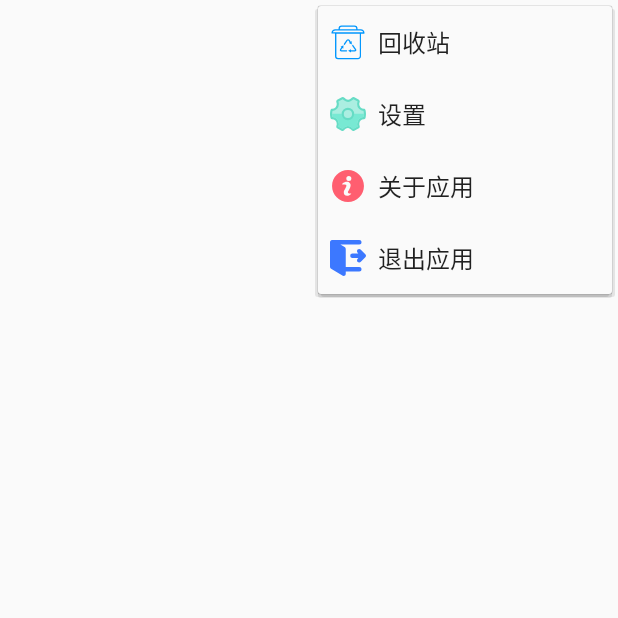
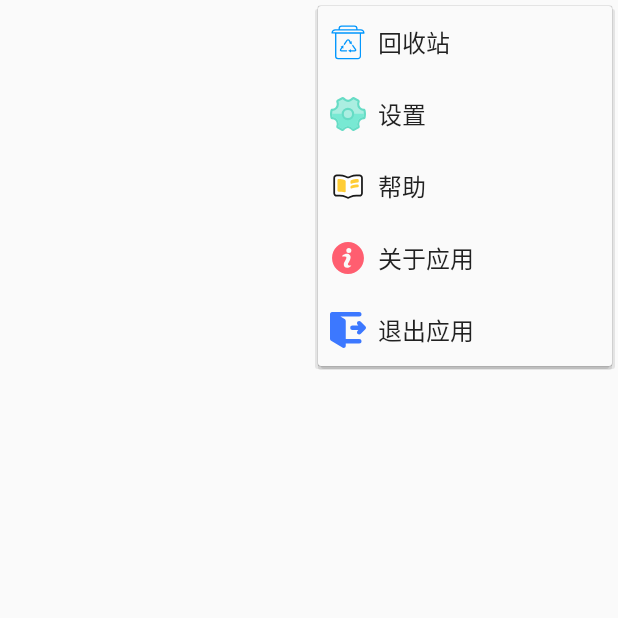
Before and after one commit to SoftEngintion/Notes, an Android app: the MainActivity screen opened directly, with no data from a screen before it, with the options menu open, on a phone screen of 412 x 824 dp, the top half of it. Run offline under Robolectric (Android 15) with nearby library versions, the phone set to English and light mode, and no system bars; libraries missing offline, so code that uses them is left out: com.flyco.dialog, com.haibin.calendarview, com.yanzhenjie.recyclerview, jp.co.recruit_lifestyle; 10 statements that could not run were skipped.

Commit message:
修改启动页图片和修复已知bug

```diff
--- a/app/build.gradle
+++ b/app/build.gradle
@@ -30,6 +30,12 @@ android {
                     ]
         }
     }
+    lintOptions {
+        checkReleaseBuilds false
+// Or, if you prefer, you can continue to check for errors in release builds,
+// but continue the build even when errors are found:
+        abortOnError false
+    }
 }
 
 dependencies {
--- a/app/src/main/java/com/ws/notes/CalendarActivity.java
+++ b/app/src/main/java/com/ws/notes/CalendarActivity.java
@@ -117,6 +117,7 @@ public class CalendarActivity extends AppCompatActivity {
                 intent.putExtra("title", "");
                 intent.putExtra("content", "");
                 long timeStamp = TimeAid.getNowTime();
+                intent.putExtra("dstStr",TimeAid.stampToDate(timeStamp));
                 intent.putExtra("time", TimeAid.stampToDate(timeStamp));
                 intent.putExtra("timeLong", timeStamp);
                 intent.putExtra("isNew", true);
@@ -188,6 +189,7 @@ public class CalendarActivity extends AppCompatActivity {
                     noteAdapter.setNotes(noteList);
                     noteAdapter.notifyDataSetChanged();
                     noteAdapter.refreshAllData();
+                    checkEmpty();
                 }
             }
         });
@@ -366,6 +368,7 @@ public class CalendarActivity extends AppCompatActivity {
         protected void onPostExecute(String[] result) {
             // Call setRefreshing(false) when the list has been refreshed.
             mWaveSwipeRefreshLayout.setRefreshing(false);
+            checkEmpty();
             Toast.makeText(CalendarActivity.this, R.string.Refresh, Toast.LENGTH_SHORT).show();
             super.onPostExecute(result);
         }
--- a/app/src/main/java/com/ws/notes/MainActivity.java
+++ b/app/src/main/java/com/ws/notes/MainActivity.java
@@ -109,6 +109,7 @@ public class MainActivity extends AppCompatActivity implements TimeAndDatePicker
                 intent.putExtra("title", "");
                 intent.putExtra("content", "");
                 long timeStamp = TimeAid.getNowTime();
+                intent.putExtra("dstStr",TimeAid.stampToDate(timeStamp));
                 intent.putExtra("time", TimeAid.stampToDate(timeStamp));
                 intent.putExtra("timeLong", timeStamp);
                 intent.putExtra("isNew", true);
@@ -188,6 +189,9 @@ public class MainActivity extends AppCompatActivity implements TimeAndDatePicker
                 /*启动关于应用*/
                 startActivity(new Intent(MainActivity.this, AppAboutActivity.class));
                 return true;
+            case R.id.main_menu_help:
+                startActivity(new Intent(this,HelpActivity.class));
+                return true;
             default:
                 return super.onOptionsItemSelected(item);
         }
--- /dev/null
+++ b/app/src/main/res/drawable/ic_help_24dp.xml
@@ -0,0 +1,6 @@
+<vector android:height="24dp" android:viewportHeight="1024"
+    android:viewportWidth="1024" android:width="24dp" xmlns:android="http://schemas.android.com/apk/res/android">
+    <path android:fillColor="#FFFFFF" android:pathData="M514.57,848.21c-3.39,0 -6.68,-0.67 -9.78,-2l-46.94,-20.13c-57.56,-24.69 -118.6,-37.21 -181.41,-37.21h-82.35c-41.09,0 -74.52,-32.62 -74.52,-72.72V282.64c0,-40.1 33.43,-72.71 74.52,-72.71h82.35c55.99,0 110.4,11.16 161.71,33.16l46.94,20.13a74.36,74.36 0,0 0,29.49 6.05,74.36 74.36,0 0,0 29.49,-6.05l46.94,-20.13c51.31,-22 105.71,-33.16 161.7,-33.16h82.36c41.09,0 74.51,32.62 74.51,72.71v433.51c0,40.1 -33.43,72.72 -74.51,72.72h-82.36c-62.81,0 -123.85,12.52 -181.41,37.21l-46.94,20.13a24.66,24.66 0,0 1,-9.78 2z"/>
+    <path android:fillColor="#1A1A1A" android:pathData="M835.05,234.93c27.3,0 49.51,21.41 49.51,47.72v433.51c0,26.31 -22.21,47.72 -49.51,47.72h-82.36c-66.22,0 -130.57,13.2 -191.27,39.23l-46.86,20.1 -46.86,-20.1c-60.7,-26.03 -125.05,-39.23 -191.27,-39.23h-82.35c-27.31,0 -49.52,-21.41 -49.52,-47.72V282.64c0,-26.31 22.22,-47.72 49.52,-47.72h82.35c52.58,0 103.68,10.48 151.85,31.14l46.93,20.13c12.49,5.36 25.73,8.08 39.34,8.08 13.61,0 26.85,-2.72 39.34,-8.07l46.93,-20.13c48.18,-20.66 99.27,-31.14 151.85,-31.14h82.36m0,-50h-82.36c-59.04,0 -117.45,11.98 -171.56,35.18l-46.94,20.13a49.79,49.79 0,0 1,-19.63 4.03,49.79 49.79,0 0,1 -19.63,-4.03L448,220.11c-54.11,-23.2 -112.51,-35.18 -171.56,-35.18h-82.35c-54.96,0 -99.52,43.75 -99.52,97.72v433.51c0,53.97 44.56,97.72 99.52,97.72h82.35c59.04,0 117.45,11.98 171.56,35.18l46.94,20.13a49.79,49.79 0,0 0,19.63 4.03,49.79 49.79,0 0,0 19.63,-4.03l46.94,-20.13c54.11,-23.21 112.52,-35.18 171.56,-35.18h82.36c54.96,0 99.51,-43.75 99.51,-97.72V282.64c-0,-53.97 -44.55,-97.71 -99.51,-97.71z"/>
+    <path android:fillColor="#FFCD36" android:pathData="M412.72,343.8c-56.33,-23 -111.89,-26.83 -167.31,-27.47 -18.37,-0.19 -33.24,15.15 -33.25,33.94v289.61c0,18.83 14.88,34.03 33.25,34.16 55.44,0.42 111.05,2.92 167.78,17.96 18.82,5.28 33.55,-8.05 33.52,-30.85 0,-12.97 -0.55,-268.78 -0.55,-278.39 0.03,-12.67 -14.75,-30.88 -33.44,-38.95zM783.65,316.33c-55.55,0.63 -111.22,4.38 -167.68,26.93 -18.73,7.92 -33.55,25.77 -33.52,38.2 0,9.42 -0.55,25.04 -0.55,37.76 -0.02,22.36 14.73,35.44 33.6,30.25 56.86,-14.74 79.59,-24.29 168.15,-34.41 18.29,-2.08 33.32,-15.02 33.32,-33.49v-31.96c-0,-18.43 -14.91,-33.47 -33.32,-33.28zM783.65,467.53c-55.55,0.63 -111.22,4.38 -167.68,26.93 -18.73,7.91 -33.55,25.77 -33.52,38.2 0,9.42 -0.55,16.11 -0.55,20.95 -0.02,22.36 14.73,35.44 33.6,30.26 56.86,-14.74 79.59,-24.29 168.15,-34.41 18.29,-2.08 33.32,-11.99 33.32,-33.49v-14.97c-0,-18.43 -14.91,-33.67 -33.32,-33.48z"/>
+</vector>
--- a/app/src/main/res/layouts/activity/layout/activity_start.xml
+++ b/app/src/main/res/layouts/activity/layout/activity_start.xml
@@ -13,6 +13,6 @@
         android:layout_alignParentStart="true"
         android:layout_alignParentTop="true"
         android:scaleType="fitXY"
-        app:srcCompat="@drawable/start0"
+        app:srcCompat="@drawable/start"
         android:layout_alignParentLeft="true" />
 </RelativeLayout>
--- a/app/src/main/res/layouts/ui/layout/custom_slide_big_text.xml
+++ b/app/src/main/res/layouts/ui/layout/custom_slide_big_text.xml
@@ -4,8 +4,7 @@
     android:layout_height="match_parent"
     android:gravity="center"
     android:orientation="vertical"
-    android:background="@color/colorPrimaryDark"
-    >
+    android:background="@color/colorPrimaryDark">
 
     <TextView
         android:id="@+id/custom_slide_big_text"
--- a/app/src/main/res/menu/menu_main.xml
+++ b/app/src/main/res/menu/menu_main.xml
@@ -31,6 +31,11 @@
         android:title="@string/main_menu_setting"
         app:showAsAction="never" />
     <item
+        android:id="@+id/main_menu_help"
+        android:icon="@drawable/ic_help_24dp"
+        android:title="@string/main_menu_help"
+        app:showAsAction="never"/>
+    <item
         android:id="@+id/main_menu_about"
         android:icon="@drawable/ic_about_24dp"
         android:title="@string/main_menu_about"
--- a/app/src/main/res/values/strings.xml
+++ b/app/src/main/res/values/strings.xml
@@ -37,9 +37,13 @@
     <string name="app_about">
         APP简介:\n   多功能选择的记事本\n   精美的画面设计\n   简约的设计理念\n   便捷的操作方式\n开发团队:\n   软件工程团队68组\n
     </string>
+    <string name="TextView_help">回收站：删除的日记和计划可放入回收站。通过点击右上角的菜单，可进入回收站。在回收站里，你可以恢复删除的项目，也可以将它彻底删除。\n
+        备份和导出：你可以在设置里以PDF导出文本的方式把日记保存到你的手机里，通过保存路径查看文件的保存位置。 \n
+        添加到桌面：把一些重要的日记直接放到桌面上，可通过点击添加到桌面选项实现此功能。</string>
     <string name="add_to_desktop">添加到桌面</string>
     <string name="add_alarm">添加提醒</string>
     <string name="recycle_bin">回收站</string>
+    <string name="main_menu_help">帮助</string>
     <string name="edit_title_hint">请输入便笺标题</string>
     <string name="edit_content_hint">请输入便笺内容</string>
     <string name="ExitTip">应用已退出！</string>
--- a/gradle.properties
+++ b/gradle.properties
@@ -10,7 +10,6 @@
 # Specifies the JVM arguments used for the daemon process.
 # The setting is particularly useful for tweaking memory settings.
 org.gradle.jvmargs=-Xmx1024m
-
 # When configured, Gradle will run in incubating parallel mode.
 # This option should only be used with decoupled projects. More details, visit
 # http://www.gradle.org/docs/current/userguide/multi_project_builds.html#sec:decoupled_projects
```
Also changed, not shown: app/src/main/AndroidManifest.xml (+21 -8 lines), app/src/main/java/com/ws/notes/HelpActivity.java (added, +13 -0 lines), app/src/main/java/com/ws/notes/ui/IntroActivity.java (+6 -6 lines), app/src/main/res/layouts/activity/layout/activity_help.xml (added, +16 -0 lines), app/src/main/res/drawable/start.jpg (added), app/src/main/res/drawable/start0.jpg (deleted), 5 other files.
